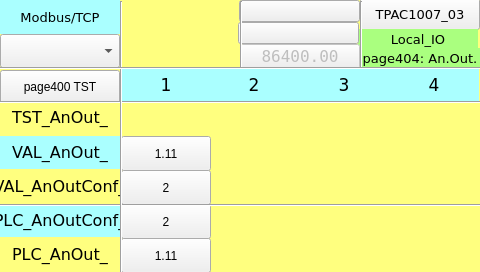
First picture: the form in TPAC1007_03/Local_IO_HMI/page404.ui, repository MECTsrl/mect_apps, before the edit.
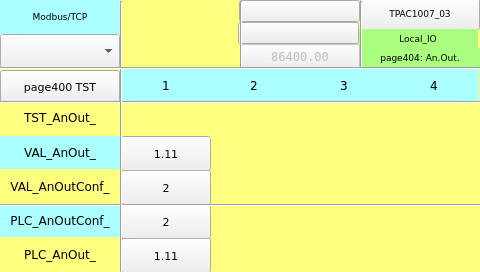
Second picture: the form after the edit. Custom widgets are drawn as their Qt base class.

Commit message: Fonts resize

What changed in the file:
```diff
--- a/TPAC1007_03/Local_IO_HMI/page404.ui
+++ b/TPAC1007_03/Local_IO_HMI/page404.ui
@@ -116,6 +116,12 @@
 <property name="apparence">
 <enum>QFrame::Raised</enum>
 </property>
+<property name="font">
+ <font>
+  <family>DejaVu Sans</family>
+  <pointsize>8</pointsize>
+ </font>
+</property>
 </widget>
 <widget class="QLabel" name="label_PLC_AnIn_1">
 <property name="geometry">
@@ -129,7 +135,7 @@
 <property name="font">
 <font>
 <family>DejaVu Sans</family>
-<pointsize>13</pointsize>
+  <pointsize>9</pointsize>
 </font>
 </property>
 <property name="styleSheet">
@@ -154,7 +160,7 @@
 <property name="font">
 <font>
 <family>DejaVu Sans</family>
-<pointsize>13</pointsize>
+  <pointsize>9</pointsize>
 </font>
 </property>
 <property name="styleSheet">
@@ -192,7 +198,7 @@
 <property name="font">
 <font>
 <family>DejaVu Sans</family>
-<pointsize>12</pointsize>
+  <pointsize>9</pointsize>
 </font>
 </property>
 <property name="styleSheet">
@@ -261,6 +267,12 @@
 <property name="borderRadius">
 <number>0</number>
 </property>
+<property name="font">
+ <font>
+  <family>DejaVu Sans</family>
+  <pointsize>8</pointsize>
+ </font>
+</property>
 </widget>
 <widget class="ATCMlabel" name="atcmLabelAnIn_6">
 <property name="geometry">
@@ -318,6 +330,12 @@
 <property name="borderRadius">
 <number>0</number>
 </property>
+<property name="font">
+ <font>
+  <family>DejaVu Sans</family>
+  <pointsize>8</pointsize>
+ </font>
+</property>
 </widget>
 <widget class="QLabel" name="label_Start_3">
 <property name="geometry">
@@ -331,7 +349,7 @@
 <property name="font">
 <font>
 <family>DejaVu Sans</family>
-<pointsize>10</pointsize>
+  <pointsize>7</pointsize>
 </font>
 </property>
 <property name="styleSheet">
@@ -356,7 +374,7 @@
 <property name="font">
 <font>
 <family>DejaVu Sans</family>
-<pointsize>10</pointsize>
+  <pointsize>7</pointsize>
 <weight>50</weight>
 <bold>false</bold>
 </font>
@@ -424,7 +442,7 @@
 <property name="font">
 <font>
 <family>DejaVu Sans</family>
-<pointsize>13</pointsize>
+  <pointsize>9</pointsize>
 </font>
 </property>
 <property name="styleSheet">
@@ -449,7 +467,7 @@
 <property name="font">
 <font>
 <family>DejaVu Sans</family>
-<pointsize>10</pointsize>
+  <pointsize>7</pointsize>
 </font>
 </property>
 <property name="styleSheet">
@@ -477,7 +495,7 @@
 <property name="font">
 <font>
 <family>DejaVu Sans Mono</family>
-<pointsize>12</pointsize>
+  <pointsize>9</pointsize>
 </font>
 </property>
 <property name="text">
@@ -584,6 +602,12 @@
 <property name="borderRadius">
 <number>0</number>
 </property>
+<property name="font">
+ <font>
+  <family>DejaVu Sans</family>
+  <pointsize>8</pointsize>
+ </font>
+</property>
 </widget>
 <widget class="Line" name="line_vt_2">
 <property name="geometry">
@@ -663,7 +687,7 @@
 <property name="font">
 <font>
 <family>DejaVu Sans</family>
-<pointsize>12</pointsize>
+  <pointsize>9</pointsize>
 </font>
 </property>
 <property name="styleSheet">
@@ -701,7 +725,7 @@
 <property name="font">
 <font>
 <family>DejaVu Sans</family>
-<pointsize>12</pointsize>
+  <pointsize>9</pointsize>
 </font>
 </property>
 <property name="styleSheet">
@@ -726,7 +750,7 @@
 <property name="font">
 <font>
 <family>DejaVu Sans</family>
-<pointsize>12</pointsize>
+  <pointsize>9</pointsize>
 </font>
 </property>
 <property name="styleSheet">
@@ -751,7 +775,7 @@
 <property name="font">
 <font>
 <family>DejaVu Sans</family>
-<pointsize>10</pointsize>
+  <pointsize>7</pointsize>
 </font>
 </property>
 <property name="styleSheet">
@@ -847,7 +871,7 @@
 <property name="font">
 <font>
 <family>DejaVu Sans</family>
-<pointsize>13</pointsize>
+  <pointsize>9</pointsize>
 </font>
 </property>
 <property name="styleSheet">
@@ -885,7 +909,7 @@
 <property name="font">
 <font>
 <family>DejaVu Sans</family>
-<pointsize>12</pointsize>
+  <pointsize>9</pointsize>
 </font>
 </property>
 <property name="styleSheet">
@@ -1011,6 +1035,12 @@
 <property name="borderRadius">
 <number>0</number>
 </property>
+<property name="font">
+ <font>
+  <family>DejaVu Sans</family>
+  <pointsize>8</pointsize>
+ </font>
+</property>
 </widget>
 <zorder>atcmLed_PLC_AnIn_1</zorder>
 <zorder>atcmButton_page402_2</zorder>
```
Left out of the diff: 52 changed lines with no effect on the pictures. Lines whose indentation alone changed are shown as unchanged. The commit also changes 70 other files.
